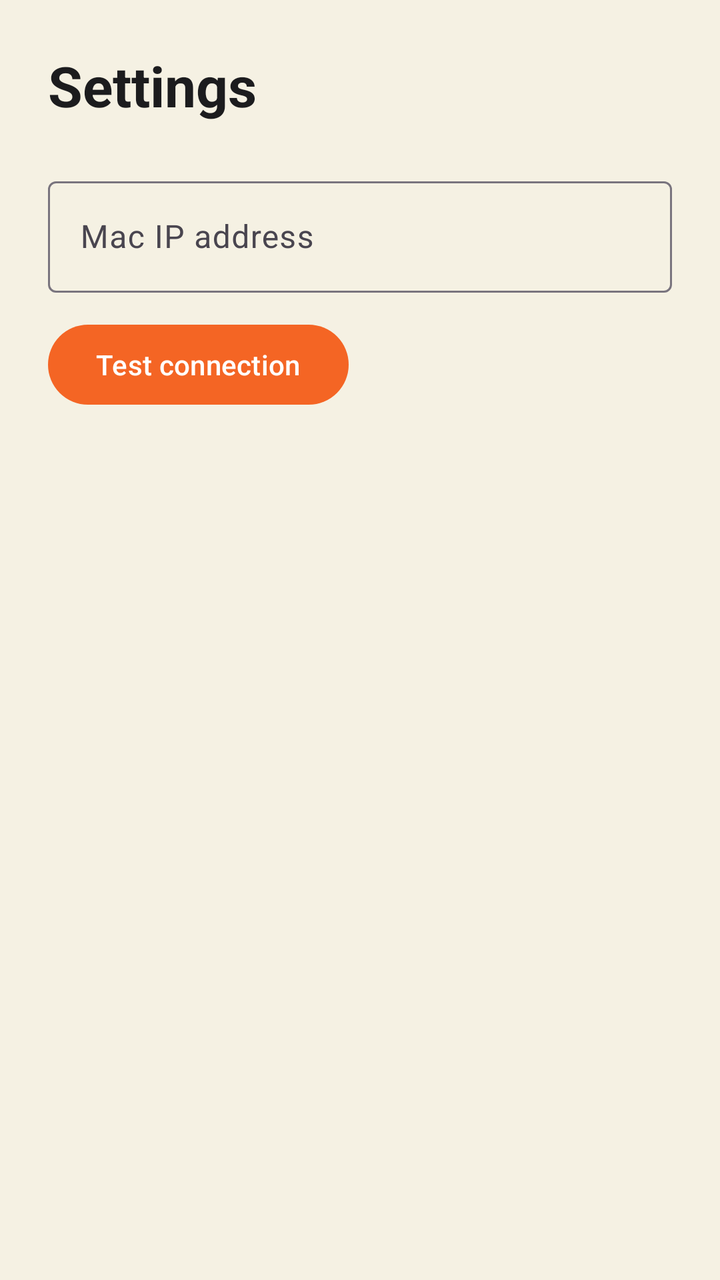
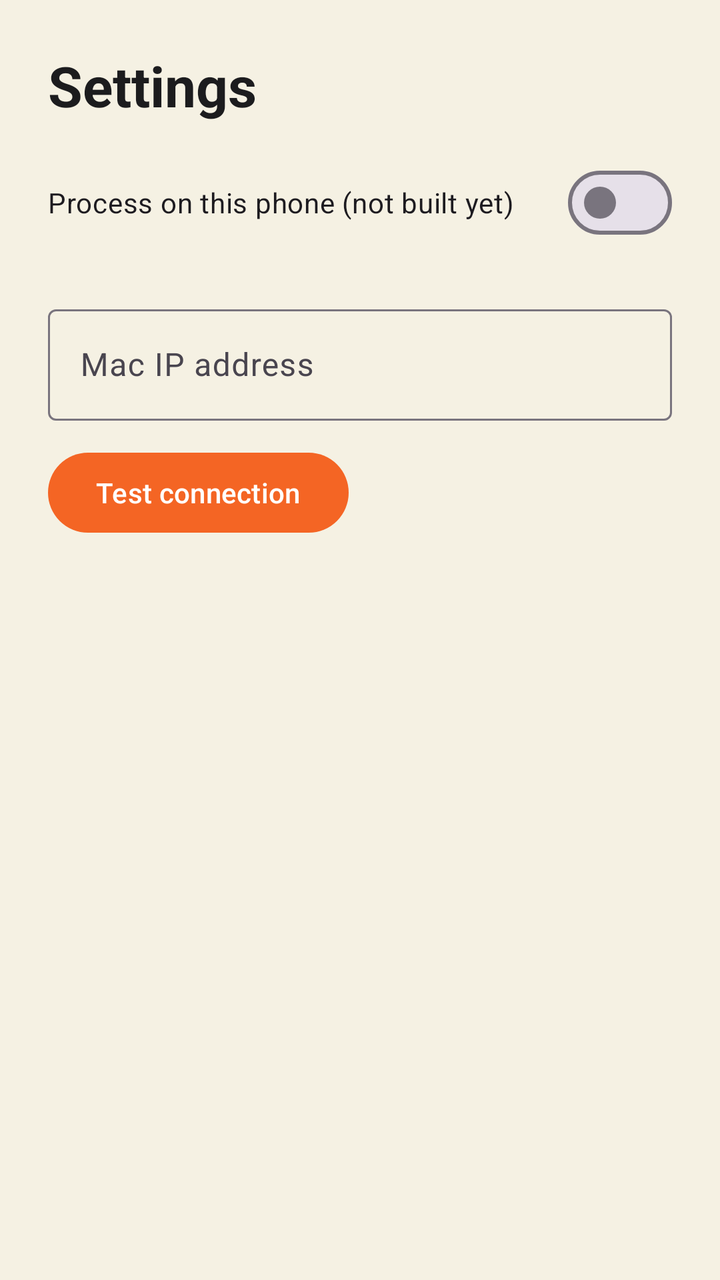

Two renders of the same Android screen: before a commit and after it. Below are the layout's source before the change and the commit's diff.
<!-- AndroidManifest.xml: application theme Theme.ChessCameraApp -->
<!-- res/layout/fragment_settings.xml -->
<?xml version="1.0" encoding="utf-8"?>
<LinearLayout xmlns:android="http://schemas.android.com/apk/res/android"
    xmlns:app="http://schemas.android.com/apk/res-auto"
    android:layout_width="match_parent"
    android:layout_height="match_parent"
    android:orientation="vertical"
    android:padding="24dp">

    <TextView
        android:layout_width="wrap_content"
        android:layout_height="wrap_content"
        android:text="Settings"
        android:textSize="28sp"
        android:textStyle="bold"
        android:textColor="@color/ink" />

    <com.google.android.material.textfield.TextInputLayout
        android:layout_width="match_parent"
        android:layout_height="wrap_content"
        android:layout_marginTop="24dp"
        android:hint="Mac IP address">

        <com.google.android.material.textfield.TextInputEditText
            android:id="@+id/ip_field"
            android:layout_width="match_parent"
            android:layout_height="wrap_content"
            android:inputType="textUri"
            android:singleLine="true" />
    </com.google.android.material.textfield.TextInputLayout>

    <com.google.android.material.button.MaterialButton
        android:id="@+id/btn_test"
        android:layout_width="wrap_content"
        android:layout_height="wrap_content"
        android:layout_marginTop="12dp"
        android:text="Test connection" />

    <TextView
        android:id="@+id/test_result"
        android:layout_width="wrap_content"
        android:layout_height="wrap_content"
        android:layout_marginTop="8dp"
        android:textColor="@color/ink" />
</LinearLayout>
<!-- resources referenced by this layout -->
<resources>
  <color name="ink">#1C1C1E</color>
  <style name="Theme.ChessCameraApp" parent="Theme.Material3.DayNight.NoActionBar">
          <item name="colorPrimary">@color/brand_orange</item>
          <item name="colorOnPrimary">@color/white</item>
          <item name="colorSecondary">@color/board_green</item>
          <item name="android:windowBackground">@color/cream</item>
      </style>
  <color name="brand_orange">#F46524</color>
  <color name="white">#FFFFFF</color>
  <color name="board_green">#2F6F4F</color>
  <color name="cream">#F5F1E3</color>
</resources>

<!-- the commit's change to res/layout/fragment_settings.xml (unified diff, before → after) -->
@@ -13,6 +13,13 @@
         android:textSize="28sp"
         android:textStyle="bold"
         android:textColor="@color/ink" />
+
+    <com.google.android.material.materialswitch.MaterialSwitch
+        android:id="@+id/switch_local"
+        android:layout_width="match_parent"
+        android:layout_height="wrap_content"
+        android:layout_marginTop="16dp"
+        android:text="Process on this phone (not built yet)" />
 
     <com.google.android.material.textfield.TextInputLayout
         android:layout_width="match_parent"
